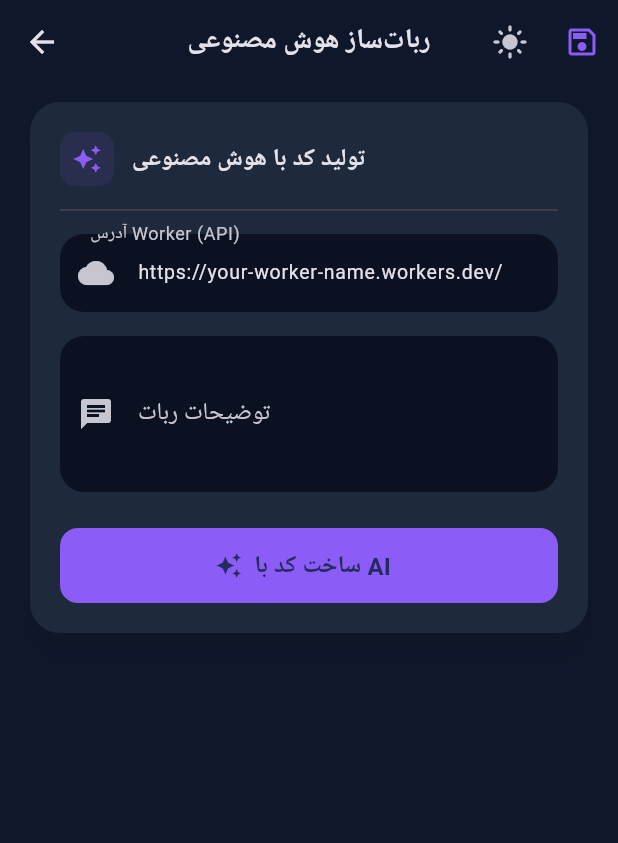
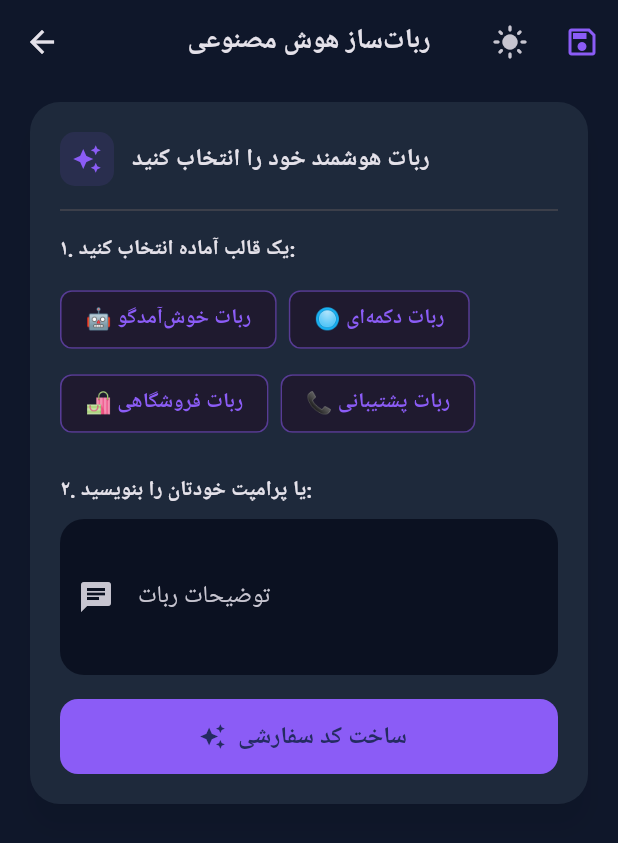
Before and after one commit to amirali6281387-create/appbale, a Flutter app: the AIAssistantScreen screen opened directly, after a tap on the "dark mode" icon, on a phone screen of 412 x 824 dp. Shown: the top 843 px of the screen. Run offline on Flutter 3.47's test engine with Material 3 defaults, Android fonts, the phone set to English and light mode, and no system bars; our stand-ins replace shared_preferences; accounts and stored records are empty.

Commit message:
Update main.dart

````diff
--- a/lib/main.dart
+++ b/lib/main.dart
@@ -468,26 +468,44 @@ class _AIAssistantScreenState extends State<AIAssistantScreen> {
   final TextEditingController workerUrlController = TextEditingController(text: 'https://your-worker-name.workers.dev/');
   final TextEditingController promptController = TextEditingController();
   final TextEditingController tokenController = TextEditingController();
+
   String generatedCode = '';
   bool isLoading = false;
   bool isCopied = false;
+  String activePrompt = '';
 
-  Future<void> generateWithAI() async {
+  // 🪄 تابع جادویی برای تمیز کردن کد از توضیحات اضافه
+  String extractRawCode(String raw) {
+    String code = raw;
+    code = code.replaceAll('```javascript', '').replaceAll('```js', '').replaceAll('```', '');
+
+    int startIndex = code.indexOf('export default');
+    if (startIndex != -1) {
+      code = code.substring(startIndex);
+    }
+    int endIndex = code.lastIndexOf('}');
+    if (endIndex != -1) {
+      code = code.substring(0, endIndex + 1);
+    }
+    return code.trim();
+  }
+
+  Future<void> generateWithAI(String promptText) async {
     final url = workerUrlController.text.trim();
-    final prompt = promptController.text.trim();
-    if (url.isEmpty || prompt.isEmpty) return;
+    if (url.isEmpty || promptText.isEmpty) return;
 
-    setState(() { isLoading = true; generatedCode = ''; });
+    setState(() { isLoading = true; generatedCode = ''; activePrompt = promptText; promptController.text = promptText; });
+
     try {
       final response = await http.post(
         Uri.parse(url),
         headers: {'Content-Type': 'application/json'},
-        body: jsonEncode({'prompt': prompt})
+        body: jsonEncode({'prompt': promptText})
       ).timeout(const Duration(seconds: 60));
 
       if (response.statusCode == 200) {
-        String rawCode = response.body.replaceAll('```javascript', '').replaceAll('```js', '').replaceAll('```', '').trim();
-        setState(() => generatedCode = rawCode);
+        String cleanCode = extractRawCode(response.body);
+        setState(() => generatedCode = cleanCode);
       } else {
         throw Exception('خطا در سرور');
       }
@@ -504,7 +522,7 @@ class _AIAssistantScreenState extends State<AIAssistantScreen> {
     final savedBots = prefs.getStringList('saved_bots') ?? [];
     savedBots.add(jsonEncode({
       'id': DateTime.now().millisecondsSinceEpoch.toString(),
-      'title': 'ربات هوش مصنوعی',
+      'title': 'ربات هوش مصنوعی (${activePrompt.length > 20 ? activePrompt.substring(0, 20) + "..." : activePrompt})',
       'token': tokenController.text.trim(),
       'code': generatedCode,
       'date': DateTime.now().toIso8601String()
@@ -534,6 +552,13 @@ class _AIAssistantScreenState extends State<AIAssistantScreen> {
 
   @override
   Widget build(BuildContext context) {
+    final List<Map<String, String>> quickPrompts = [
+      {"title": "🤖 ربات خوش‌آمدگو", "prompt": "Write raw JavaScript code for a Bale bot. When user sends /start, reply with 'سلام! به ربات من خوش آمدید'. ONLY CODE."},
+      {"title": "🔘 ربات دکمه‌ای", "prompt": "Write raw JavaScript code for a Bale bot. When user sends /start, show an inline keyboard with 3 buttons: 'فروشگاه', 'پشتیبانی', 'درباره ما'. ONLY CODE."},
+      {"title": "🛍️ ربات فروشگاهی", "prompt": "Write raw JavaScript code for a Bale bot. When user sends 'قیمت', reply with a list of products and prices. ONLY CODE."},
+      {"title": "📞 ربات پشتیبانی", "prompt": "Write raw JavaScript code for a Bale bot. When user sends any message, reply with 'پیام شما دریافت شد. به زودی پاسخ می‌دهیم.' ONLY CODE."},
+    ];
+
     return Scaffold(
       appBar: AppBar(
         title: const Text('ربات‌ساز هوش مصنوعی', style: TextStyle(fontWeight: FontWeight.bold, fontSize: 18)),
@@ -562,29 +587,45 @@ class _AIAssistantScreenState extends State<AIAssistantScreen> {
                     child: const Icon(Icons.auto_awesome, color: Color(0xFF8B5CF6), size: 20),
                   ),
                   const SizedBox(width: 12),
-                  const Text('تولید کد با هوش مصنوعی', style: TextStyle(fontSize: 16, fontWeight: FontWeight.bold))
+                  const Text('ربات هوشمند خود را انتخاب کنید', style: TextStyle(fontSize: 16, fontWeight: FontWeight.bold))
                 ]),
                 const Divider(height: 32),
-                TextField(
-                  controller: workerUrlController,
-                  decoration: const InputDecoration(labelText: 'آدرس Worker (API)', prefixIcon: Icon(Icons.cloud)),
-                  textDirection: TextDirection.ltr,
-                  style: const TextStyle(fontSize: 13)
+
+                const Text('۱. یک قالب آماده انتخاب کنید:', style: TextStyle(fontWeight: FontWeight.w600)),
+                const SizedBox(height: 12),
+                Wrap(
+                  spacing: 8,
+                  runSpacing: 8,
+                  children: quickPrompts.map((item) {
+                    return ActionChip(
+                      label: Text(item['title']!),
+                      onPressed: () {
+                        promptController.text = item['prompt']!;
+                        generateWithAI(item['prompt']!);
+                      },
+                      backgroundColor: const Color(0xFF8B5CF6).withOpacity(0.1),
+                      side: BorderSide(color: const Color(0xFF8B5CF6).withOpacity(0.3)),
+                      labelStyle: const TextStyle(color: Color(0xFF8B5CF6), fontWeight: FontWeight.bold),
+                    );
+                  }).toList(),
                 ),
-                const SizedBox(height: 16),
+
+                const SizedBox(height: 24),
+                const Text('۲. یا پرامپت خودتان را بنویسید:', style: TextStyle(fontWeight: FontWeight.w600)),
+                const SizedBox(height: 8),
                 TextField(
                   controller: promptController,
                   maxLines: 3,
-                  decoration: const InputDecoration(labelText: 'توضیحات ربات', hintText: 'مثلاً: یک ربات با دکمه شیشه‌ای بساز...', prefixIcon: Icon(Icons.chat))
+                  decoration: const InputDecoration(labelText: 'توضیحات ربات', hintText: 'مثلاً: رباتی بساز که به سلام جواب بدهد...', prefixIcon: Icon(Icons.chat))
                 ),
-                const SizedBox(height: 24),
+                const SizedBox(height: 16),
                 SizedBox(
                   width: double.infinity,
                   height: 50,
                   child: FilledButton.icon(
-                    onPressed: isLoading ? null : generateWithAI,
+                    onPressed: isLoading ? null : () => generateWithAI(promptController.text.trim()),
                     icon: isLoading ? const SizedBox(width: 20, height: 20, child: CircularProgressIndicator(color: Colors.white, strokeWidth: 2)) : const Icon(Icons.auto_awesome),
-                    label: Text(isLoading ? 'در حال پردازش...' : 'ساخت کد با AI', style: const TextStyle(fontWeight: FontWeight.bold, fontSize: 16)),
+                    label: Text(isLoading ? 'در حال ساخت کد...' : 'ساخت کد سفارشی', style: const TextStyle(fontWeight: FontWeight.bold, fontSize: 16)),
                     style: FilledButton.styleFrom(backgroundColor: const Color(0xFF8B5CF6), shape: RoundedRectangleBorder(borderRadius: BorderRadius.circular(12))),
                   )
                 ),
````
